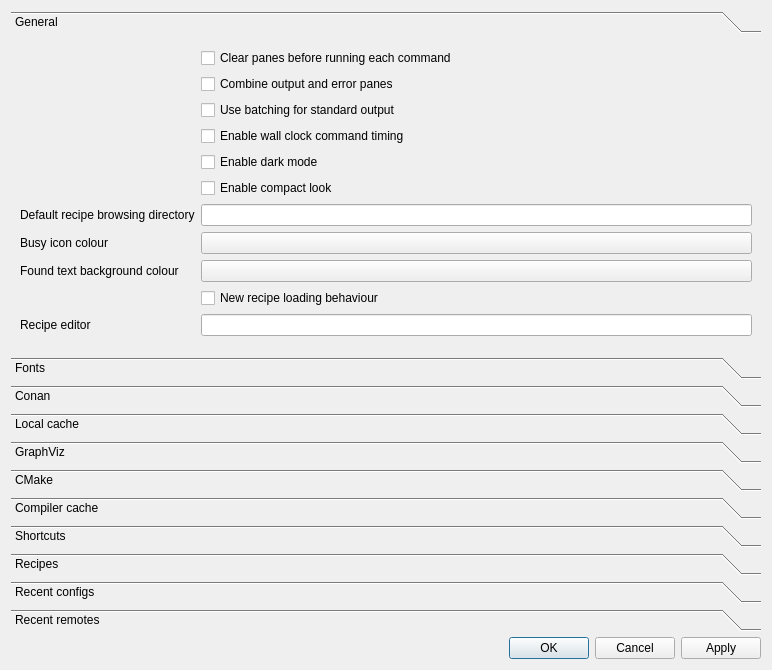
Before: the Qt Designer form cruiz/resources/preferences.ui in markfinal/cruiz, drawn with Qt 5.
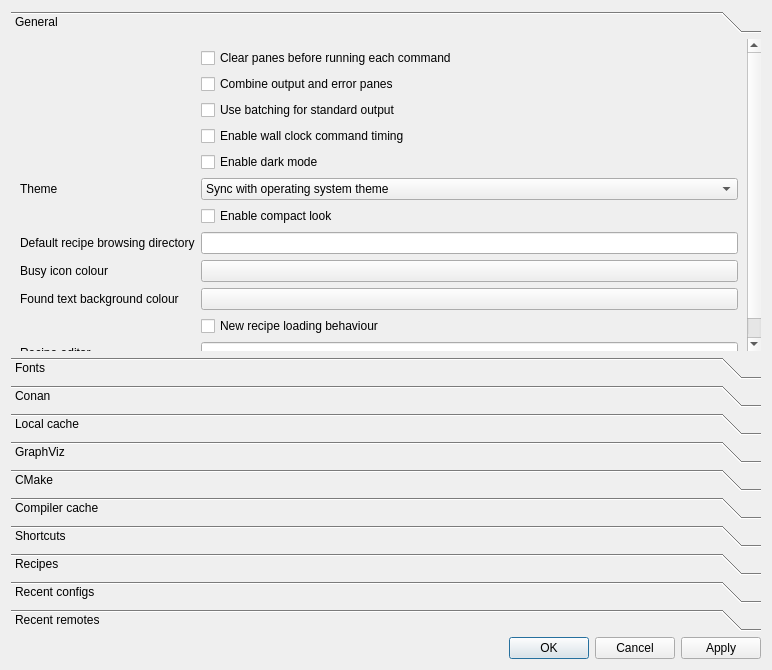
After: the same form once the commit is applied. Custom widgets are drawn as their Qt base class.

Commit message: Q: Theme based settings

```diff
--- a/cruiz/resources/preferences.ui
+++ b/cruiz/resources/preferences.ui
@@ -25,27 +25,77 @@
         <x>0</x>
         <y>0</y>
         <width>733</width>
-        <height>275</height>
+        <height>311</height>
        </rect>
       </property>
       <attribute name="label">
        <string>General</string>
       </attribute>
       <layout class="QGridLayout" name="gridLayout">
-       <item row="7" column="2">
-        <widget class="QPushButton" name="prefs_general_busy_colour">
+       <item row="16" column="2">
+        <widget class="QLineEdit" name="prefs_general_recipe_editor"/>
+       </item>
+       <item row="4" column="2">
+        <widget class="QCheckBox" name="prefs_general_enable_darkmode">
+         <property name="toolTip">
+          <string>Dark mode toggles immediately,  but existing Conan output will not change</string>
+         </property>
          <property name="text">
-          <string/>
+          <string>Enable dark mode</string>
          </property>
         </widget>
        </item>
-       <item row="8" column="2">
+       <item row="9" column="0">
+        <widget class="QLabel" name="label_30">
+         <property name="text">
+          <string>Found text background colour</string>
+         </property>
+        </widget>
+       </item>
+       <item row="7" column="0">
+        <widget class="QLabel" name="label">
+         <property name="text">
+          <string>Default recipe browsing directory</string>
+         </property>
+        </widget>
+       </item>
+       <item row="0" column="2">
+        <widget class="QCheckBox" name="prefs_general_clearpanes">
+         <property name="text">
+          <string>Clear panes before running each command</string>
+         </property>
+        </widget>
+       </item>
+       <item row="9" column="2">
         <widget class="QPushButton" name="prefs_general_found_text_background_colour">
          <property name="text">
           <string/>
          </property>
         </widget>
        </item>
+       <item row="17" column="0">
+        <spacer name="verticalSpacer_3">
+         <property name="orientation">
+          <enum>Qt::Vertical</enum>
+         </property>
+         <property name="sizeHint" stdset="0">
+          <size>
+           <width>20</width>
+           <height>40</height>
+          </size>
+         </property>
+        </spacer>
+       </item>
+       <item row="6" column="2">
+        <widget class="QCheckBox" name="prefs_general_enable_compact">
+         <property name="visible">
+          <bool>false</bool>
+         </property>
+         <property name="text">
+          <string>Enable compact look</string>
+         </property>
+        </widget>
+       </item>
        <item row="2" column="2">
         <widget class="QCheckBox" name="prefs_general_usebatching">
          <property name="text">
@@ -53,47 +103,31 @@
          </property>
         </widget>
        </item>
-       <item row="6" column="2">
+       <item row="7" column="2">
         <widget class="QLineEdit" name="prefs_general_default_recipe_dir"/>
        </item>
-       <item row="3" column="2">
-        <widget class="QCheckBox" name="prefs_general_enable_wallclock">
+       <item row="8" column="2">
+        <widget class="QPushButton" name="prefs_general_busy_colour">
          <property name="text">
-          <string>Enable wall clock command timing</string>
+          <string/>
          </property>
         </widget>
        </item>
-       <item row="5" column="2">
-        <widget class="QCheckBox" name="prefs_general_enable_compact">
-         <property name="visible">
-          <bool>false</bool>
-         </property>
+       <item row="16" column="0">
+        <widget class="QLabel" name="label_31">
          <property name="text">
-          <string>Enable compact look</string>
+          <string>Recipe editor</string>
          </property>
         </widget>
        </item>
-       <item row="0" column="2">
-        <widget class="QCheckBox" name="prefs_general_clearpanes">
+       <item row="8" column="0">
+        <widget class="QLabel" name="label_2">
          <property name="text">
-          <string>Clear panes before running each command</string>
+          <string>Busy icon colour</string>
          </property>
         </widget>
        </item>
-       <item row="16" column="2">
-        <spacer name="verticalSpacer">
-         <property name="orientation">
-          <enum>Qt::Vertical</enum>
-         </property>
-         <property name="sizeHint" stdset="0">
-          <size>
-           <width>20</width>
-           <height>40</height>
-          </size>
-         </property>
-        </spacer>
-       </item>
-       <item row="9" column="2">
+       <item row="10" column="2">
         <widget class="QCheckBox" name="prefs_general_new_recipe_load">
          <property name="visible">
           <bool>false</bool>
@@ -109,20 +143,6 @@
          </property>
         </widget>
        </item>
-       <item row="7" column="0">
-        <widget class="QLabel" name="label_2">
-         <property name="text">
-          <string>Busy icon colour</string>
-         </property>
-        </widget>
-       </item>
-       <item row="6" column="0">
-        <widget class="QLabel" name="label">
-         <property name="text">
-          <string>Default recipe browsing directory</string>
-         </property>
-        </widget>
-       </item>
        <item row="1" column="2">
         <widget class="QCheckBox" name="prefs_general_combine_panes">
          <property name="text">
@@ -130,8 +150,15 @@
          </property>
         </widget>
        </item>
-       <item row="16" column="0">
-        <spacer name="verticalSpacer_3">
+       <item row="3" column="2">
+        <widget class="QCheckBox" name="prefs_general_enable_wallclock">
+         <property name="text">
+          <string>Enable wall clock command timing</string>
+         </property>
+        </widget>
+       </item>
+       <item row="17" column="2">
+        <spacer name="verticalSpacer">
          <property name="orientation">
           <enum>Qt::Vertical</enum>
          </property>
@@ -143,30 +170,29 @@
          </property>
         </spacer>
        </item>
-       <item row="8" column="0">
-        <widget class="QLabel" name="label_30">
-         <property name="text">
-          <string>Found text background colour</string>
-         </property>
+       <item row="5" column="2">
+        <widget class="QComboBox" name="prefs_general_theme">
+         <item>
+          <property name="text">
+           <string>Sync with operating system theme</string>
+          </property>
+         </item>
+         <item>
+          <property name="text">
+           <string>Light mode</string>
+          </property>
+         </item>
+         <item>
+          <property name="text">
+           <string>Dark mode</string>
+          </property>
+         </item>
         </widget>
        </item>
-       <item row="4" column="2">
-        <widget class="QCheckBox" name="prefs_general_enable_darkmode">
-         <property name="toolTip">
-          <string>Dark mode toggles immediately,  but existing Conan output will not change</string>
-         </property>
+       <item row="5" column="0">
+        <widget class="QLabel" name="label_33">
          <property name="text">
-          <string>Enable dark mode</string>
-         </property>
-        </widget>
-       </item>
-       <item row="15" column="2">
-        <widget class="QLineEdit" name="prefs_general_recipe_editor"/>
-       </item>
-       <item row="15" column="0">
-        <widget class="QLabel" name="label_31">
-         <property name="text">
-          <string>Recipe editor</string>
+          <string>Theme</string>
          </property>
         </widget>
        </item>
```
Left out of the diff: 22 changed lines with no effect on the pictures. The commit also changes 5 other files.
